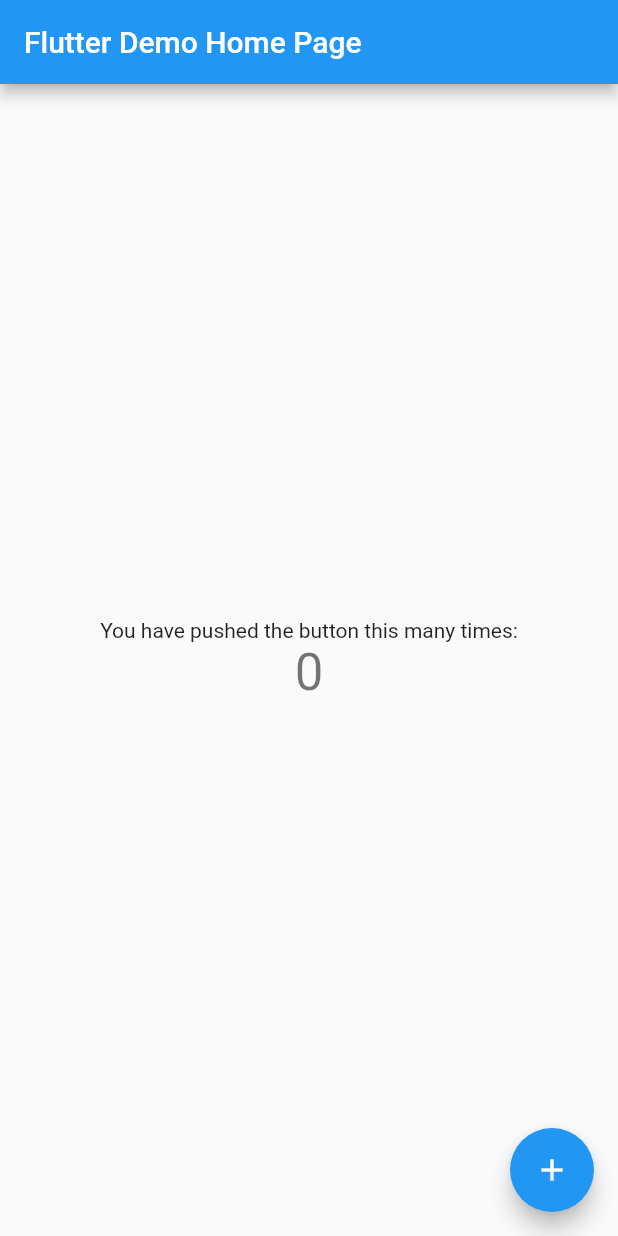
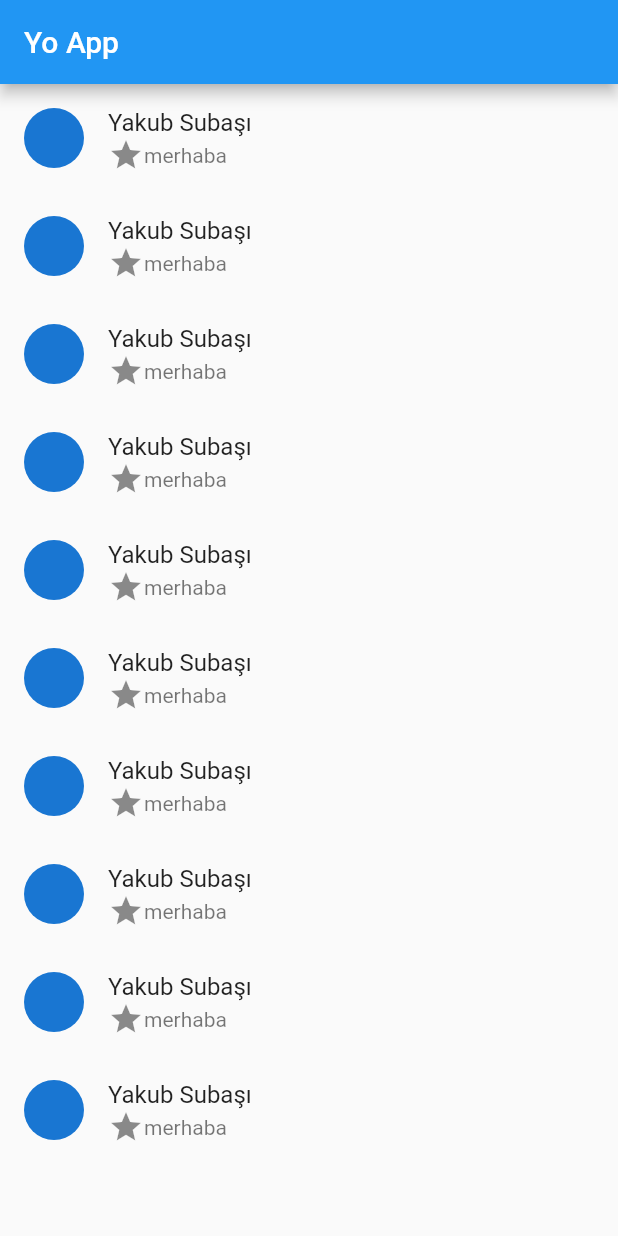
Before and after one commit to yakubsubasi/yo_chat, a Flutter app: the screen it shows after launch, on a phone screen of 412 x 824 dp. Run offline on Flutter 3.47's test engine with Material 2 defaults, Android fonts, the light colour scheme and no system bars.

Commit message:
örnek tasarım eklendi

```diff
--- a/lib/main.dart
+++ b/lib/main.dart
@@ -1,4 +1,6 @@
 import 'package:flutter/material.dart';
+
+import 'pages/home_page/home_page.dart';
 
 void main() {
   runApp(const MyApp());
@@ -7,109 +9,15 @@
 class MyApp extends StatelessWidget {
   const MyApp({Key? key}) : super(key: key);
 
-  // This widget is the root of your application.
+
   @override
   Widget build(BuildContext context) {
-    return MaterialApp(
-      title: 'Flutter Demo',
+    return MaterialApp(darkTheme: ThemeData.dark() ,
+      title: 'Yo App',
       theme: ThemeData(
-        // This is the theme of your application.
-        //
-        // Try running your application with "flutter run". You'll see the
-        // application has a blue toolbar. Then, without quitting the app, try
-        // changing the primarySwatch below to Colors.green and then invoke
-        // "hot reload" (press "r" in the console where you ran "flutter run",
-        // or simply save your changes to "hot reload" in a Flutter IDE).
-        // Notice that the counter didn't reset back to zero; the application
-        // is not restarted.
-        primarySwatch: Colors.blue,
+         primarySwatch: Colors.blue,
       ),
-      home: const MyHomePage(title: 'Flutter Demo Home Page'),
+      home: const HomePage()
     );
   }
 }
-
-class MyHomePage extends StatefulWidget {
-  const MyHomePage({Key? key, required this.title}) : super(key: key);
-
-  // This widget is the home page of your application. It is stateful, meaning
-  // that it has a State object (defined below) that contains fields that affect
-  // how it looks.
-
-  // This class is the configuration for the state. It holds the values (in this
-  // case the title) provided by the parent (in this case the App widget) and
-  // used by the build method of the State. Fields in a Widget subclass are
-  // always marked "final".
-
-  final String title;
-
-  @override
-  State<MyHomePage> createState() => _MyHomePageState();
-}
-
-class _MyHomePageState extends State<MyHomePage> {
-  int _counter = 0;
-
-  void _incrementCounter() {
-    setState(() {
-      // This call to setState tells the Flutter framework that something has
-      // changed in this State, which causes it to rerun the build method below
-      // so that the display can reflect the updated values. If we changed
-      // _counter without calling setState(), then the build method would not be
-      // called again, and so nothing would appear to happen.
-      _counter++;
-    });
-  }
-
-  @override
-  Widget build(BuildContext context) {
-    // This method is rerun every time setState is called, for instance as done
-    // by the _incrementCounter method above.
-    //
-    // The Flutter framework has been optimized to make rerunning build methods
-    // fast, so that you can just rebuild anything that needs updating rather
-    // than having to individually change instances of widgets.
-    return Scaffold(
-      appBar: AppBar(
-        // Here we take the value from the MyHomePage object that was created by
-        // the App.build method, and use it to set our appbar title.
-        title: Text(widget.title),
-      ),
-      body: Center(
-        // Center is a layout widget. It takes a single child and positions it
-        // in the middle of the parent.
-        child: Column(
-          // Column is also a layout widget. It takes a list of children and
-          // arranges them vertically. By default, it sizes itself to fit its
-          // children horizontally, and tries to be as tall as its parent.
-          //
-          // Invoke "debug painting" (press "p" in the console, choose the
-          // "Toggle Debug Paint" action from the Flutter Inspector in Android
-          // Studio, or the "Toggle Debug Paint" command in Visual Studio Code)
-          // to see the wireframe for each widget.
-          //
-          // Column has various properties to control how it sizes itself and
-          // how it positions its children. Here we use mainAxisAlignment to
-          // center the children vertically; the main axis here is the vertical
-          // axis because Columns are vertical (the cross axis would be
-          // horizontal).
-          mainAxisAlignment: MainAxisAlignment.center,
-          children: <Widget>[
-            const Text(
-              'You have pushed the button this many times:',
-            ),
-            Text(
-              '$_counter',
-              style: Theme.of(context).textTheme.headline4,
-            ),
-          ],
-        ),
-      ),
-      floatingActionButton: FloatingActionButton(
-        onPressed: _incrementCounter,
-        tooltip: 'Increment',
-        child: const Icon(Icons.add),
-      ), // This trailing comma makes auto-formatting nicer for build methods.
-    );
-  }
-}
--- /dev/null
+++ b/lib/pages/home_page/home_page.dart
@@ -0,0 +1,39 @@
+import 'package:flutter/material.dart';
+
+import '../message_page/message_page.dart';
+
+class HomePage extends StatelessWidget {
+  const HomePage({Key? key}) : super(key: key);
+
+  @override
+  Widget build(BuildContext context) {
+    return Scaffold(
+      appBar: AppBar(
+        title: const Text('Yo App'),
+      ),
+      body: ListView.builder(
+        itemCount: 10,
+        itemBuilder: (context, index) {
+          return ListTile(
+            title: Text("Yakub Subaşı"),
+            leading: CircleAvatar(),
+            subtitle: Row(
+              children: [
+                Icon(Icons.star),
+                Text("merhaba"),
+              ],
+            ),
+            onTap: () {
+              Navigator.push(
+                context,
+                MaterialPageRoute(
+                  builder: (context) => DetailsPage(),
+                ),
+              );
+            },
+          );
+        },
+      ),
+    );
+  }
+}
```
Also changed, not shown: lib/pages/message_page/message_page.dart (added, +46 -0 lines), lib/providers/models/message.dart (added, +33 -0 lines).
